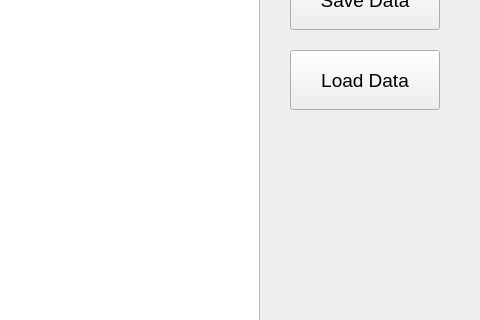
The window that Neural_networks-training_sim/Trainer.ui (iibrahimddogan/Neural-Boundary-2D) describes before a commit, drawn with Qt 5; both pictures show x 640 to 1120 and y 240 to 560 of the 1120 by 900 pixel window.
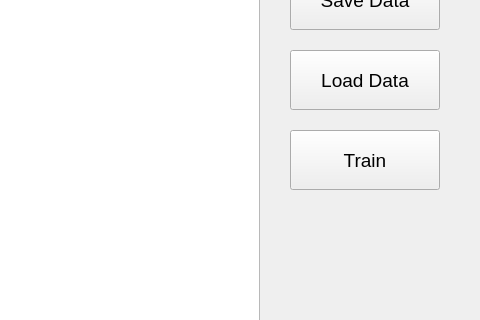
The same window after the commit.

Commit message: Add single-neuron training and pixel classification

Diff of the .ui file:
```diff
--- a/Neural_networks-training_sim/Trainer.ui
+++ b/Neural_networks-training_sim/Trainer.ui
@@ -126,6 +126,24 @@
      <string>Load Data</string>
     </property>
    </widget>
+   <widget class="QPushButton" name="TrainButton">
+    <property name="geometry">
+     <rect>
+      <x>930</x>
+      <y>370</y>
+      <width>150</width>
+      <height>60</height>
+     </rect>
+    </property>
+    <property name="font">
+     <font>
+      <pointsize>14</pointsize>
+     </font>
+    </property>
+    <property name="text">
+     <string>Train</string>
+    </property>
+   </widget>
   </widget>
   <widget class="QStatusBar" name="statusBar"/>
  </widget>
```
Left out of the diff: 2 changed lines with no effect on the pictures. The commit also changes 2 other files.
